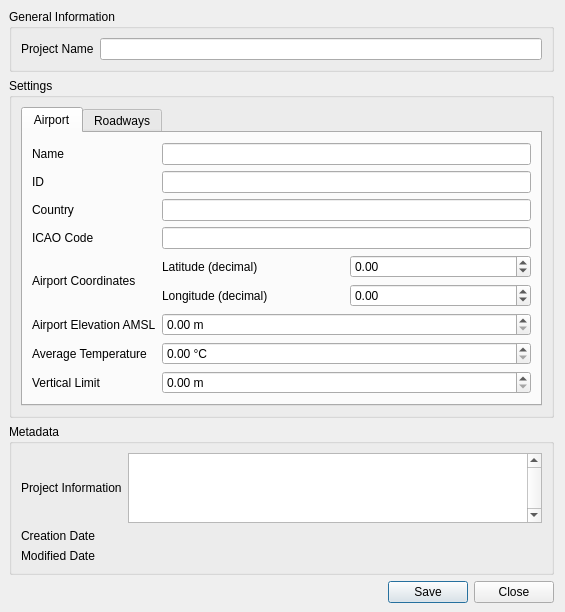
eurocontrol-asu/open_alaqs, file ui/ui_study_setup.ui: the form before one commit.
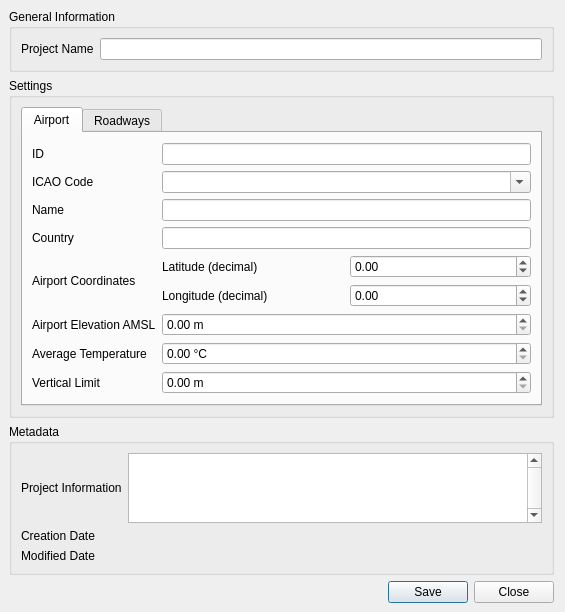
The form after the commit. Custom widgets are drawn as their Qt base class.

Commit message: Improve ALAQS project properties airport selection, heal auto pan to airport

```diff
--- a/ui/ui_study_setup.ui
+++ b/ui/ui_study_setup.ui
@@ -86,33 +86,13 @@
              <number>0</number>
             </property>
             <item row="0" column="0">
-             <widget class="QLabel" name="label_22">
-              <property name="text">
-               <string>Name</string>
-              </property>
-             </widget>
-            </item>
-            <item row="0" column="1">
-             <widget class="QLineEdit" name="lineEditAirportName">
-              <property name="sizePolicy">
-               <sizepolicy hsizetype="Minimum" vsizetype="Fixed">
-                <horstretch>0</horstretch>
-                <verstretch>0</verstretch>
-               </sizepolicy>
-              </property>
-              <property name="focusPolicy">
-               <enum>Qt::StrongFocus</enum>
-              </property>
-             </widget>
-            </item>
-            <item row="1" column="0">
              <widget class="QLabel" name="label_2">
               <property name="text">
                <string>ID</string>
               </property>
              </widget>
             </item>
-            <item row="1" column="1">
+            <item row="0" column="1">
              <widget class="QLineEdit" name="lineEditAirportID">
               <property name="enabled">
                <bool>true</bool>
@@ -125,32 +105,55 @@
               </property>
              </widget>
             </item>
+            <item row="1" column="0">
+             <widget class="QLabel" name="label_6">
+              <property name="text">
+               <string>ICAO Code</string>
+              </property>
+             </widget>
+            </item>
+            <item row="1" column="1">
+             <widget class="QComboBox" name="comboBoxAirportCode">
+              <property name="sizePolicy">
+               <sizepolicy hsizetype="Expanding" vsizetype="Fixed">
+                <horstretch>0</horstretch>
+                <verstretch>0</verstretch>
+               </sizepolicy>
+              </property>
+              <property name="editable">
+               <bool>true</bool>
+              </property>
+             </widget>
+            </item>
             <item row="2" column="0">
-             <widget class="QLabel" name="label_7">
+             <widget class="QLabel" name="label_22">
               <property name="text">
-               <string>Country</string>
+               <string>Name</string>
               </property>
              </widget>
             </item>
             <item row="2" column="1">
-             <widget class="QLineEdit" name="lineEditAirportCountry"/>
+             <widget class="QLineEdit" name="lineEditAirportName">
+              <property name="sizePolicy">
+               <sizepolicy hsizetype="Minimum" vsizetype="Fixed">
+                <horstretch>0</horstretch>
+                <verstretch>0</verstretch>
+               </sizepolicy>
+              </property>
+              <property name="focusPolicy">
+               <enum>Qt::StrongFocus</enum>
+              </property>
+             </widget>
             </item>
             <item row="3" column="0">
-             <widget class="QLabel" name="label_6">
+             <widget class="QLabel" name="label_7">
               <property name="text">
-               <string>ICAO Code</string>
+               <string>Country</string>
               </property>
              </widget>
             </item>
             <item row="3" column="1">
-             <widget class="QLineEdit" name="lineEditAirportCode">
-              <property name="sizePolicy">
-               <sizepolicy hsizetype="Expanding" vsizetype="Fixed">
-                <horstretch>0</horstretch>
-                <verstretch>0</verstretch>
-               </sizepolicy>
-              </property>
-             </widget>
+             <widget class="QLineEdit" name="lineEditAirportCountry"/>
             </item>
             <item row="4" column="0">
              <widget class="QLabel" name="label_18">
```
The commit also changes 3 other files.
